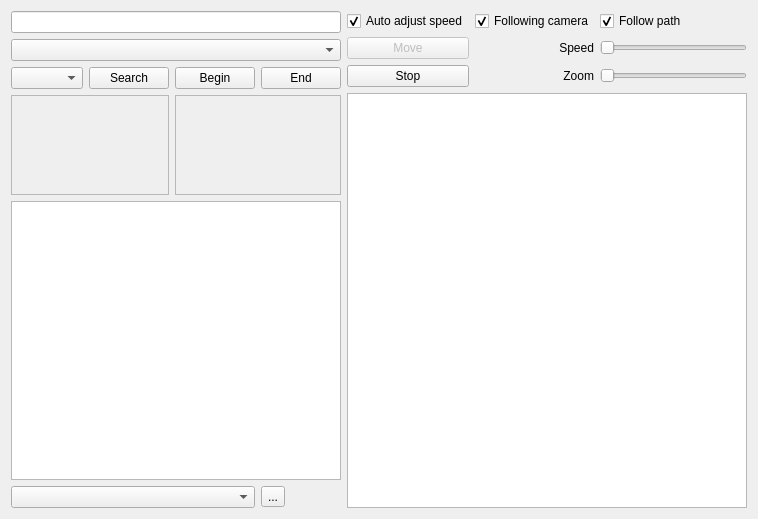
Qt form GPS_second_GUI/mainwindow.ui (idaohang/gps-18) before a commit.
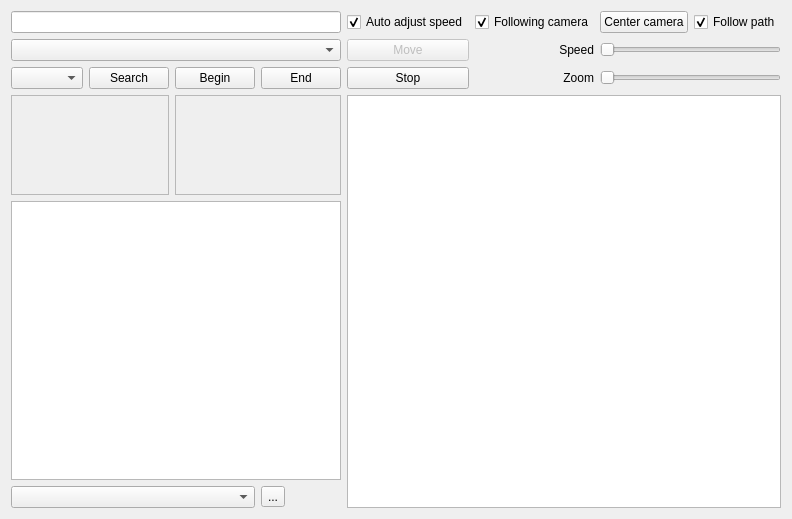
The same form after that commit. Custom widgets are drawn as their Qt base class.

Commit message: center camera button

What changed in the file:
```diff
--- a/GPS_second_GUI/mainwindow.ui
+++ b/GPS_second_GUI/mainwindow.ui
@@ -145,6 +145,16 @@
         <property name="sizeConstraint">
          <enum>QLayout::SetMaximumSize</enum>
         </property>
+        <item row="2" column="2">
+         <widget class="QLabel" name="label_2">
+          <property name="text">
+           <string>Zoom</string>
+          </property>
+          <property name="alignment">
+           <set>Qt::AlignRight|Qt::AlignTrailing|Qt::AlignVCenter</set>
+          </property>
+         </widget>
+        </item>
         <item row="1" column="1">
          <widget class="QPushButton" name="startCarButton">
           <property name="enabled">
@@ -158,17 +168,7 @@
           </property>
          </widget>
         </item>
-        <item row="1" column="3">
-         <widget class="QSlider" name="speedSlider">
-          <property name="maximum">
-           <number>250</number>
-          </property>
-          <property name="orientation">
-           <enum>Qt::Horizontal</enum>
-          </property>
-         </widget>
-        </item>
-        <item row="3" column="1" colspan="3">
+        <item row="3" column="1" colspan="4">
          <widget class="MyGraphicsView" name="graphicsView">
           <property name="minimumSize">
            <size>
@@ -181,16 +181,6 @@
           </property>
          </widget>
         </item>
-        <item row="0" column="1">
-         <widget class="QCheckBox" name="autoAdjustSpeed">
-          <property name="text">
-           <string>Auto adjust speed</string>
-          </property>
-          <property name="checked">
-           <bool>true</bool>
-          </property>
-         </widget>
-        </item>
         <item row="0" column="2">
          <widget class="QCheckBox" name="followingCamera">
           <property name="text">
@@ -201,7 +191,17 @@
           </property>
          </widget>
         </item>
-        <item row="0" column="3">
+        <item row="0" column="1">
+         <widget class="QCheckBox" name="autoAdjustSpeed">
+          <property name="text">
+           <string>Auto adjust speed</string>
+          </property>
+          <property name="checked">
+           <bool>true</bool>
+          </property>
+         </widget>
+        </item>
+        <item row="0" column="4">
          <widget class="QCheckBox" name="followPath">
           <property name="text">
            <string>Follow path</string>
@@ -211,19 +211,6 @@
           </property>
          </widget>
         </item>
-        <item row="2" column="3">
-         <widget class="QSlider" name="zoomSlider">
-          <property name="minimum">
-           <number>4</number>
-          </property>
-          <property name="maximum">
-           <number>20</number>
-          </property>
-          <property name="orientation">
-           <enum>Qt::Horizontal</enum>
-          </property>
-         </widget>
-        </item>
         <item row="2" column="1">
          <widget class="QPushButton" name="stopCarButton">
           <property name="text">
@@ -244,13 +231,33 @@
           </property>
          </widget>
         </item>
-        <item row="2" column="2">
-         <widget class="QLabel" name="label_2">
+        <item row="0" column="3">
+         <widget class="QPushButton" name="centerCamera">
           <property name="text">
-           <string>Zoom</string>
+           <string>Center camera</string>
           </property>
-          <property name="alignment">
-           <set>Qt::AlignRight|Qt::AlignTrailing|Qt::AlignVCenter</set>
+         </widget>
+        </item>
+        <item row="1" column="3" colspan="2">
+         <widget class="QSlider" name="speedSlider">
+          <property name="maximum">
+           <number>250</number>
+          </property>
+          <property name="orientation">
+           <enum>Qt::Horizontal</enum>
+          </property>
+         </widget>
+        </item>
+        <item row="2" column="3" colspan="2">
+         <widget class="QSlider" name="zoomSlider">
+          <property name="minimum">
+           <number>4</number>
+          </property>
+          <property name="maximum">
+           <number>20</number>
+          </property>
+          <property name="orientation">
+           <enum>Qt::Horizontal</enum>
           </property>
          </widget>
         </item>
```
The commit also changes 2 other files.
